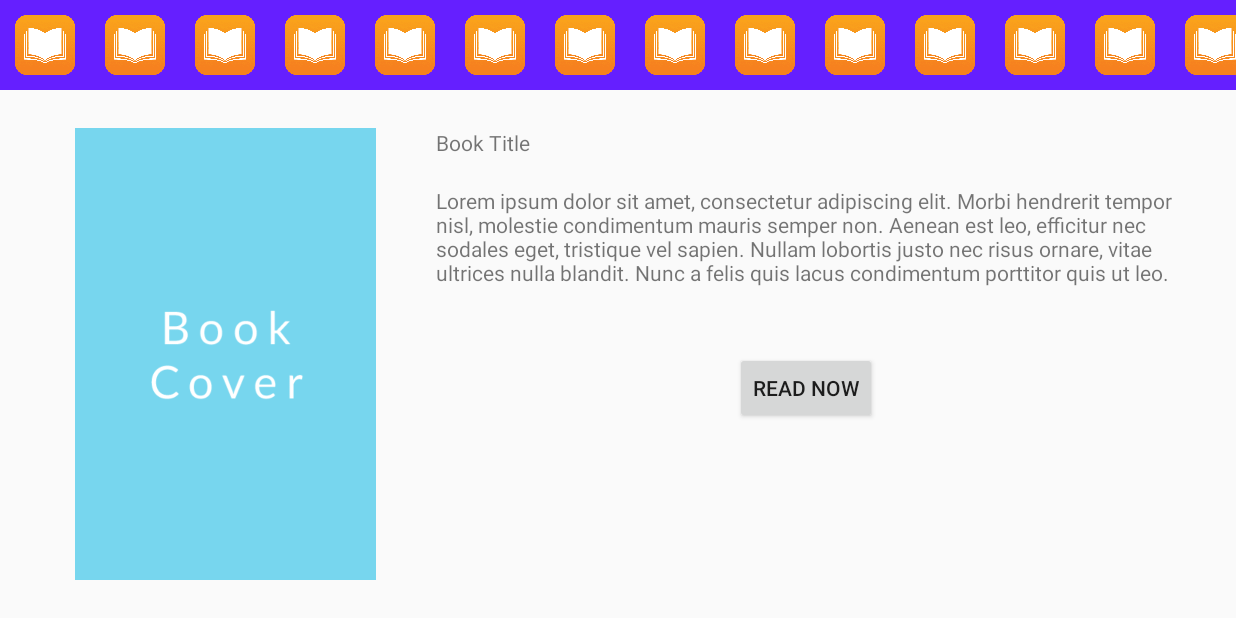
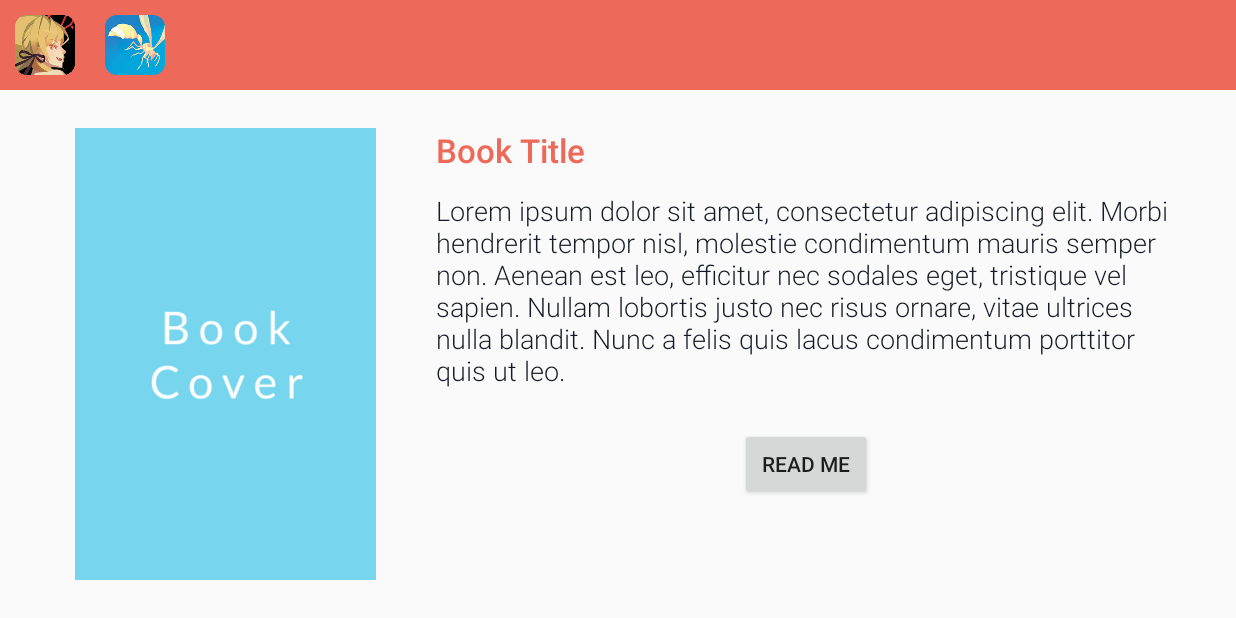
Before and after one commit to Brickorblock/CyberFables, an Android app: the screen it shows after launch (MainActivity), on a phone screen of 824 x 412 dp (held sideways). Run offline under Robolectric (Android 15) with nearby library versions, the phone set to English and light mode, and no system bars.

Commit message:
added Fables class Connected Fable dataset to adapter added 2 dummy test fables Some styling

```diff
--- a/app/src/main/java/com/example/cyberfables/BookAdapter.kt
+++ b/app/src/main/java/com/example/cyberfables/BookAdapter.kt
@@ -6,9 +6,9 @@ import android.view.ViewGroup
 import android.widget.ImageView
 import androidx.constraintlayout.widget.ConstraintLayout
 import androidx.recyclerview.widget.RecyclerView
+import com.example.cyberfables.entities.Fable
 
-// TODO: change dataset to Fable type
-class BookAdapter(private val dataset: Array<String>) :
+class BookAdapter(private val dataset: ArrayList<Fable>) :
     RecyclerView.Adapter<BookAdapter.MyViewHolder>() {
 
     class MyViewHolder(val item: View) : RecyclerView.ViewHolder(item){
@@ -23,10 +23,8 @@ class BookAdapter(private val dataset: Array<String>) :
         return MyViewHolder(v)
     }
 
-
     override fun onBindViewHolder(holder: MyViewHolder, position: Int) {
-        // todo change img resource
-        holder.iconImage.setImageResource(R.drawable.dummy_icon)
+        holder.iconImage.setImageResource(dataset.get(position).iconImg)
 
     }
 
--- a/app/src/main/java/com/example/cyberfables/BookshelfFragment.kt
+++ b/app/src/main/java/com/example/cyberfables/BookshelfFragment.kt
@@ -9,11 +9,6 @@ import androidx.fragment.app.Fragment
 import androidx.recyclerview.widget.LinearLayoutManager
 import androidx.recyclerview.widget.RecyclerView
 
-/**
- * A simple [Fragment] subclass.
- * Use the [BookshelfFragment.newInstance] factory method to
- * create an instance of this fragment.
- */
 class BookshelfFragment : Fragment() {
     private val TAG = "BookshelfFragment"
 
@@ -24,9 +19,10 @@ class BookshelfFragment : Fragment() {
         inflater: LayoutInflater, container: ViewGroup?,
         savedInstanceState: Bundle?
     ): View? {
-        Log.d(TAG, "test3")
-        //todo change dummy dataset
-        val dataset = arrayOf("test1", "test2", "test3", "test4", "test5", "test6", "test7", "test8", "test1", "test2", "test3", "test4", "test5", "test6", "test7", "test8")
+        Log.d(TAG, "$TAG - onCreateView")
+
+        // generate dataset by initialising fables
+        val dataset = (activity as MainActivity).initFables()
         root = inflater.inflate(R.layout.fragment_bookshelf, container, false)
 
         // Init recyclerview
@@ -41,8 +37,6 @@ class BookshelfFragment : Fragment() {
 
         }
 
-        Log.d(TAG, "test")
-
         // Inflate the layout for this fragment
         return root
     }
--- a/app/src/main/java/com/example/cyberfables/MainActivity.kt
+++ b/app/src/main/java/com/example/cyberfables/MainActivity.kt
@@ -1,8 +1,9 @@
 package com.example.cyberfables
 
-import androidx.appcompat.app.AppCompatActivity
 import android.os.Bundle
 import android.util.Log
+import androidx.appcompat.app.AppCompatActivity
+import com.example.cyberfables.entities.Fable
 
 class MainActivity : AppCompatActivity() {
 
@@ -19,6 +20,32 @@ class MainActivity : AppCompatActivity() {
         val fragment = BookshelfFragment()
         fragTransaction.add(R.id.main_root, fragment).commit()
 
-        Log.d(TAG, "test2")
     }
+
+    fun initFables(): ArrayList<Fable> {
+        Log.d(TAG, "initFables Called")
+        var fables: ArrayList<Fable> = ArrayList()
+
+        val fable1 = Fable(
+            "Kizumonogatari",
+            "[TEST 1] This prequel novel features the life of Koyomi Araragi before the events in Hitagi Crab. It details Araragi's encounter with the vampire Kiss-shot Acerola-orion Heart-under-blade and his journey back into humanity from being a vampire.",
+            R.drawable.test_cover1,
+            R.drawable.test_icon1,
+            arrayListOf(R.drawable.test_cover1)
+        )
+
+        val fable2 = Fable(
+            "Nisemonogatari",
+            "[TEST 2] Nisemonogatari serves as a direct sequel to Bakemonogatari, following the story of Koyomi Araragi as he continues his relationships with the characters from the series. The two-part novel focuses on supernatural events that involve Koyomi's two younger sisters, Karen Araragi and Tsukihi Araragi.",
+            R.drawable.test_cover2,
+            R.drawable.test_icon2,
+            arrayListOf(R.drawable.test_cover2)
+        )
+
+        fables.add(fable1)
+        fables.add(fable2)
+
+        return fables
+    }
+
 }
--- /dev/null
+++ b/app/src/main/java/com/example/cyberfables/entities/Fable.kt
@@ -0,0 +1,15 @@
+package com.example.cyberfables.entities
+
+import android.widget.ImageView
+
+class Fable(
+    var title: String,
+    var blurb: String,
+    // cover should be 600 * 900
+    var coverImg: Int,
+    // icon should be square aspect (pref 100 * 100)
+    var iconImg : Int,
+    var pages: ArrayList<Int>
+) {
+    val pageCount = pages.size
+}
--- a/app/src/main/res/layout/fragment_book_detail.xml
+++ b/app/src/main/res/layout/fragment_book_detail.xml
@@ -30,6 +30,8 @@
         android:layout_marginEnd="40dp"
         android:layout_marginRight="40dp"
         android:text="Book Title"
+        android:textAppearance="@style/bodyAccentStrong"
+        android:textSize="22dp"
         app:layout_constraintEnd_toEndOf="parent"
         app:layout_constraintHorizontal_bias="0.5"
         app:layout_constraintStart_toEndOf="@+id/imageView"
@@ -44,6 +46,7 @@
         android:layout_marginEnd="40dp"
         android:layout_marginRight="40dp"
         android:text="Lorem ipsum dolor sit amet, consectetur adipiscing elit. Morbi hendrerit tempor nisl, molestie condimentum mauris semper non. Aenean est leo, efficitur nec sodales eget, tristique vel sapien. Nullam lobortis justo nec risus ornare, vitae ultrices nulla blandit. Nunc a felis quis lacus condimentum porttitor quis ut leo."
+        android:textAppearance="@style/body"
         app:layout_constraintBottom_toBottomOf="parent"
         app:layout_constraintEnd_toEndOf="parent"
         app:layout_constraintStart_toEndOf="@+id/imageView"
@@ -54,7 +57,7 @@
         android:id="@+id/button"
         android:layout_width="wrap_content"
         android:layout_height="wrap_content"
-        android:text="Read Now"
+        android:text="Read Me"
         app:layout_constraintBottom_toBottomOf="parent"
         app:layout_constraintEnd_toEndOf="parent"
         app:layout_constraintHorizontal_bias="0.5"
--- a/app/src/main/res/layout/fragment_bookshelf.xml
+++ b/app/src/main/res/layout/fragment_bookshelf.xml
@@ -20,7 +20,7 @@
         android:id="@+id/recyclerView"
         android:layout_width="0dp"
         android:layout_height="wrap_content"
-        android:background="#651FFF"
+        android:background="@color/colorAccent"
         android:minHeight="50dp"
         app:layout_constraintEnd_toEndOf="parent"
         app:layout_constraintStart_toStartOf="parent"
--- a/app/src/main/res/values/colors.xml
+++ b/app/src/main/res/values/colors.xml
@@ -1,6 +1,9 @@
 <?xml version="1.0" encoding="utf-8"?>
 <resources>
-    <color name="colorPrimary">#6200EE</color>
-    <color name="colorPrimaryDark">#3700B3</color>
-    <color name="colorAccent">#03DAC5</color>
+    <color name="colorPrimary">#35A7FF</color>
+    <color name="colorPrimaryDark">#061A40</color>
+    <color name="colorPrimaryLight">#C2FCF7</color>
+    <color name="colorAccent">#ED6A5A</color>
+    <color name="colorBlack">#161A27</color>
+    <color name="colorGreen">#81F499</color>
 </resources>
--- a/app/src/main/res/values/styles.xml
+++ b/app/src/main/res/values/styles.xml
@@ -8,4 +8,56 @@
         <item name="colorAccent">@color/colorAccent</item>
     </style>
 
+    <style name="body">
+        <item name="android:fontFamily">sans-serif-light</item>
+        <item name="android:textColor">@color/colorBlack</item>
+        <item name="android:textSize">18dp</item>
+    </style>
+
+    <style name="bodyStrong">
+        <item name="android:fontFamily">sans-serif-light</item>
+        <item name="android:textColor">@color/colorBlack</item>
+        <item name="android:textSize">18dp</item>
+        <item name="android:textStyle">bold</item>
+    </style>
+
+    <style name="bodyAccentStrong">
+        <item name="android:fontFamily">sans-serif-light</item>
+        <item name="android:textColor">@color/colorAccent</item>
+        <item name="android:textSize">18dp</item>
+        <item name="android:textStyle">bold</item>
+    </style>
+
+    <style name="bodyAccent">
+        <item name="android:fontFamily">sans-serif-light</item>
+        <item name="android:textColor">@color/colorAccent</item>
+        <item name="android:textSize">18dp</item>
+    </style>
+
+    <style name="bodyLight">
+        <item name="android:fontFamily">sans-serif-light</item>
+        <item name="android:textColor">@color/colorPrimaryLight</item>
+        <item name="android:textSize">18dp</item>
+    </style>
+
+    <style name="bodyLightStrong">
+        <item name="android:fontFamily">sans-serif-light</item>
+        <item name="android:textColor">@color/colorPrimaryLight</item>
+        <item name="android:textSize">18dp</item>
+        <item name="android:textStyle">bold</item>
+    </style>
+
+    <style name="bodyPrimary">
+        <item name="android:fontFamily">sans-serif-light</item>
+        <item name="android:textColor">@color/colorPrimary</item>
+        <item name="android:textSize">18dp</item>
+    </style>
+
+    <style name="bodyPrimaryStrong">
+        <item name="android:fontFamily">sans-serif-light</item>
+        <item name="android:textColor">@color/colorPrimary</item>
+        <item name="android:textSize">18dp</item>
+        <item name="android:textStyle">bold</item>
+    </style>
+
 </resources>
```
Also changed, not shown: app/src/main/res/drawable/test_cover1.png (added), app/src/main/res/drawable/test_cover2.png (added), app/src/main/res/drawable/test_icon1.png (added), app/src/main/res/drawable/test_icon2.png (added).
